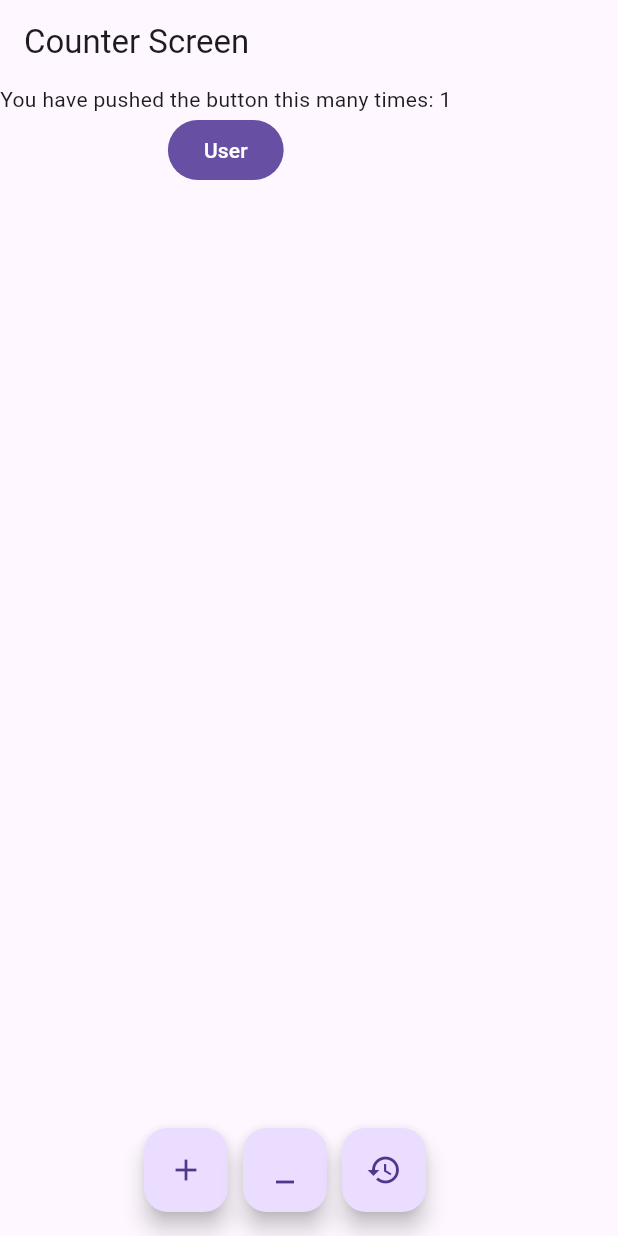
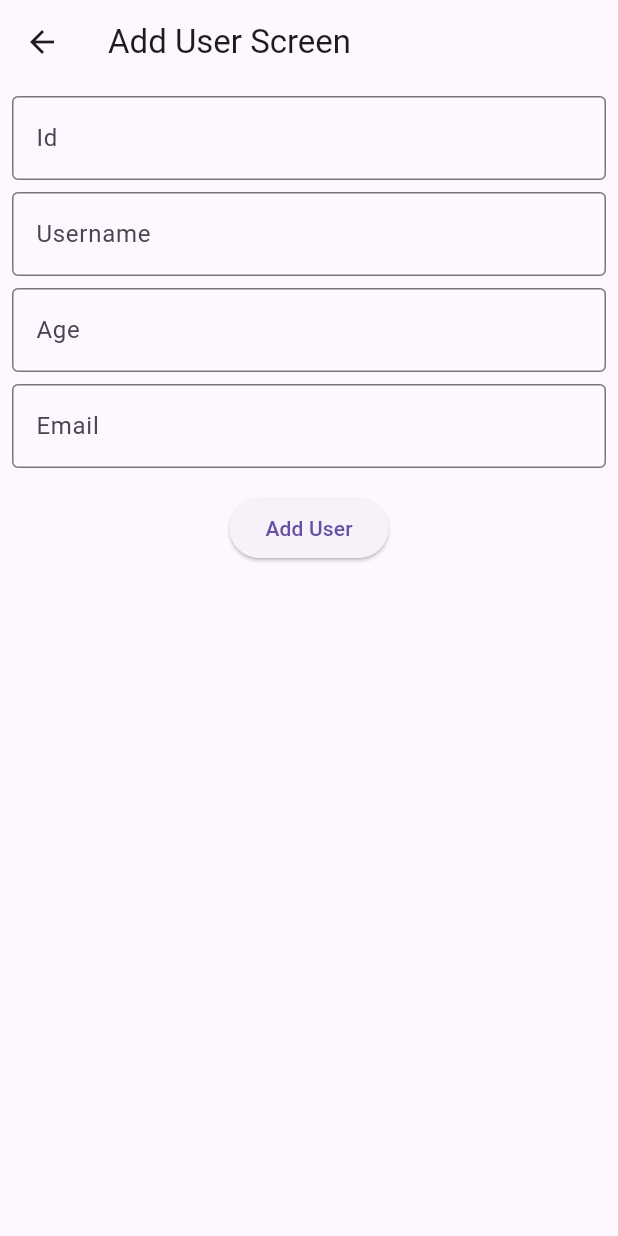
Before and after one commit to rddewan/riverpod-complete-beginner, a Flutter app: the screen it shows after launch, after a tap on the "add" icon, on a phone screen of 412 x 824 dp. Run offline on Flutter 3.47's test engine with Material 3 defaults, Android fonts, the phone set to English and light mode, and no system bars; our stand-ins replace flutter_riverpod, freezed_annotation.

Commit message:
listen to provider

```diff
--- a/lib/main.dart
+++ b/lib/main.dart
@@ -1,6 +1,7 @@
 import 'package:flutter/material.dart';
 import 'package:flutter_riverpod/flutter_riverpod.dart';
-import 'package:riverpod_beginner/screen/counter_screen.dart';
+//import 'package:riverpod_beginner/screen/counter_screen.dart';
+import 'package:riverpod_beginner/screen/user_list_screen.dart';
 
 void main() {
   runApp(
@@ -17,7 +18,7 @@ class MainApp extends StatelessWidget {
     return const MaterialApp(
       home: Scaffold(
         body: Center(
-          child: CounterScreen(),
+          child: UserListScreen(),
         ),
       ),
     );
--- /dev/null
+++ b/lib/screen/add_user_screen.dart
@@ -0,0 +1,137 @@
+import 'package:flutter/material.dart';
+import 'package:flutter_riverpod/flutter_riverpod.dart';
+import 'package:riverpod_beginner/model/user.dart';
+import 'package:riverpod_beginner/view_model/user_view_model.dart';
+
+class AddUserScreen extends ConsumerStatefulWidget {
+  const AddUserScreen({super.key});
+
+  @override
+  ConsumerState<ConsumerStatefulWidget> createState() => _AddUserScreenState();
+}
+
+class _AddUserScreenState extends ConsumerState<AddUserScreen> {
+  final GlobalKey<FormState> _formKey = GlobalKey<FormState>();
+  late TextEditingController _idController;
+  late TextEditingController _nameController;
+  late TextEditingController _emailController;
+  late TextEditingController _ageController;
+
+  @override
+  void initState() {
+    super.initState();
+    _idController = TextEditingController();
+    _nameController = TextEditingController();
+    _emailController = TextEditingController();
+    _ageController = TextEditingController();
+  }
+
+  @override
+  void dispose() {
+    _idController.dispose();
+    _nameController.dispose();
+    _emailController.dispose();
+    _ageController.dispose();
+    super.dispose();
+  }
+
+
+  @override
+  Widget build(BuildContext context) {
+    _listener();
+
+    return Scaffold(
+      appBar: AppBar(
+        title: const Text('Add User Screen'),
+      ),
+      body: Padding(
+        padding: const EdgeInsets.all(8.0),
+        child: Form(
+          key: _formKey,
+          child: Column(
+            children: [
+              TextFormField(
+                controller: _idController,
+                textInputAction: TextInputAction.next,
+                keyboardType: TextInputType.number,
+                decoration: const InputDecoration(
+                  border: OutlineInputBorder(),
+                  labelText: 'Id',
+                ),
+              ),
+
+              const SizedBox(height: 8),
+
+              TextFormField(
+                controller: _nameController,
+                textInputAction: TextInputAction.next,
+                keyboardType: TextInputType.name,
+                decoration: const InputDecoration(
+                  border: OutlineInputBorder(),
+                  labelText: 'Username',
+                ),
+              ),
+
+              const SizedBox(height: 8),
+
+              TextFormField(
+                controller: _ageController,
+                textInputAction: TextInputAction.done,
+                keyboardType: TextInputType.number,
+                decoration: const InputDecoration(
+                  border: OutlineInputBorder(),
+                  labelText: 'Age',
+                ),
+              ),
+
+              const SizedBox(height: 8),
+
+              TextFormField(
+                controller: _emailController,
+                textInputAction: TextInputAction.next,
+                keyboardType: TextInputType.emailAddress,
+                decoration: const InputDecoration(
+                  border: OutlineInputBorder(),
+                  labelText: 'Email',
+                ),
+              ),
+
+              const SizedBox(height: 16),
+
+              ElevatedButton(
+                onPressed: _addUser,
+                child: const Text('Add User'),
+              )
+            ],
+          ),
+        ),
+      ),
+    );
+  }
+
+  void _addUser() {
+    final isValid = _formKey.currentState?.validate() ?? false;
+    if (isValid) {
+
+      final user = User(
+        id: int.parse(_idController.text),
+        username: _nameController.text,
+        age: int.parse(_ageController.text),
+        email: _emailController.text
+      );
+
+      ref.read(usersProvider.notifier).addUser(user);
+
+    }
+  }
+
+  void _listener() {
+    ref.listen(usersProvider, (prev, next) {
+
+      if (next.isAdded) {
+        Navigator.of(context).pop();
+      }
+
+    });
+  }
+}
--- /dev/null
+++ b/lib/screen/user_list_screen.dart
@@ -0,0 +1,69 @@
+
+
+import 'package:flutter/material.dart';
+import 'package:flutter_riverpod/flutter_riverpod.dart';
+import 'package:riverpod_beginner/screen/add_user_screen.dart';
+import 'package:riverpod_beginner/view_model/user_view_model.dart';
+
+class UserListScreen extends ConsumerStatefulWidget {
+  const UserListScreen({super.key});
+
+  @override
+  ConsumerState<ConsumerStatefulWidget> createState() => _UserListScreenState();
+}
+
+class _UserListScreenState extends ConsumerState<UserListScreen> {
+  late TextEditingController _userController;
+
+  @override
+  void initState() {
+    super.initState();
+    _userController = TextEditingController();
+  }
+
+  @override
+  void dispose() {
+    super.dispose();
+    _userController.dispose();
+    debugPrint('UserScreen dispose');
+  }
+
+  @override
+  Widget build(BuildContext context) {
+    final users = ref.watch(usersProvider);
+
+    return Scaffold(
+      appBar: AppBar(title: const Text('User List Screen'),),
+      body: Padding(
+        padding: const EdgeInsets.all(8.0),
+        child: CustomScrollView(
+          slivers: [
+
+            SliverFillRemaining(
+              child: ListView.builder(
+                itemCount: users.users.length,
+                itemBuilder: (context,index) {
+                  final data = users.users[index];
+
+                  return ListTile(
+                    title: Text(data.username),
+                    subtitle: Text(data.email),
+                  );
+                },
+              ),
+            )
+
+          ],
+        ),
+      ),
+      floatingActionButton: FloatingActionButton(
+        onPressed: () {
+          Navigator.of(context).push(
+            MaterialPageRoute(builder: (context) => const AddUserScreen()),
+          );
+        },
+        child: const Icon(Icons.add),
+      ),
+    );
+  }
+}
--- a/lib/screen/user_screen.dart
+++ b/lib/screen/user_screen.dart
@@ -3,7 +3,7 @@
 import 'package:flutter/material.dart';
 import 'package:flutter_riverpod/flutter_riverpod.dart';
 import 'package:riverpod_beginner/providers/user_notifier_provider.dart';
-import 'package:riverpod_beginner/view_model/user_view_model.dart';
+//import 'package:riverpod_beginner/view_model/user_view_model.dart';
 
 class UserScreen extends ConsumerStatefulWidget {
   const UserScreen({super.key});
--- a/lib/state/user_state.dart
+++ b/lib/state/user_state.dart
@@ -9,6 +9,7 @@ part 'user_state.freezed.dart';
 class UserState with _$UserState{
   const factory UserState({
     @Default(false) bool isLoading,
+    @Default(false) bool isAdded,
     String? error,
     @Default([]) List<User> users,
 
--- a/lib/view_model/user_view_model.dart
+++ b/lib/view_model/user_view_model.dart
@@ -2,6 +2,7 @@
 
 
 import 'package:flutter_riverpod/flutter_riverpod.dart';
+import 'package:riverpod_beginner/model/user.dart';
 import 'package:riverpod_beginner/state/user_state.dart';
 
 final usersProvider = NotifierProvider<UserViewModel, UserState>(UserViewModel.new);
@@ -12,4 +13,18 @@ class UserViewModel extends Notifier<UserState> {
     return const UserState(isLoading: true);
   }
 
+  void addUser(User user) {
+    state = state.copyWith(isLoading: true, isAdded: false);
+
+    final currentUsers = state.users;
+
+    state = state.copyWith(
+      isLoading: false,
+      users: [...currentUsers, user],
+      isAdded: true,
+    );
+
+
+  }
+
 }
```
Also changed, not shown: lib/state/user_state.freezed.dart.
